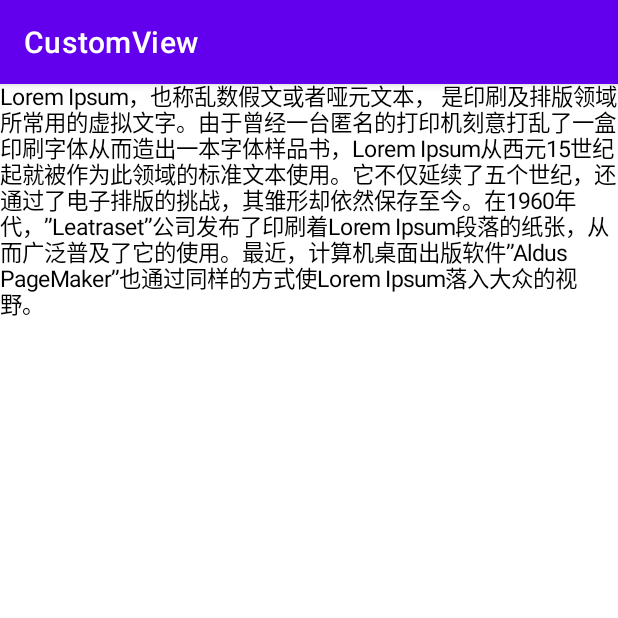
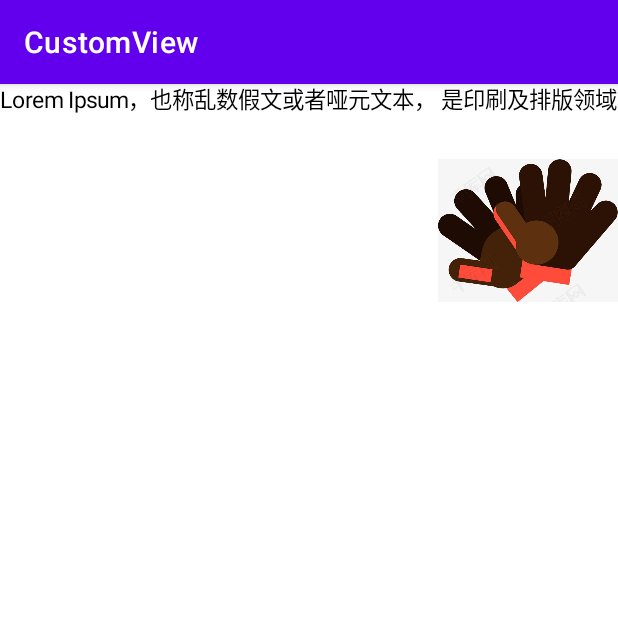
Before and after one commit to QuiteCoder/CustomView, an Android app: the MultilineTextActivity screen opened directly, with no data from a screen before it, on a phone screen of 412 x 824 dp, the top half of it. Run offline under Robolectric (Android 15) with nearby library versions, the phone set to English and light mode, and no system bars.

Commit message:
自定义图文控件  使用frontmertics测量文字

```diff
--- a/app/src/main/java/com/hpf/customview/widget/MultilineTextView.kt
+++ b/app/src/main/java/com/hpf/customview/widget/MultilineTextView.kt
@@ -1,13 +1,14 @@
 package com.hpf.customview.widget
 
 import android.content.Context
+import android.graphics.Bitmap
+import android.graphics.BitmapFactory
 import android.graphics.Canvas
 import android.graphics.Paint
-import android.text.Layout
-import android.text.StaticLayout
 import android.text.TextPaint
 import android.util.AttributeSet
 import android.view.View
+import com.hpf.customview.R
 import com.hpf.customview.dp
 
 class MultilineTextView(context: Context?, attrs: AttributeSet?) : View(context, attrs) {
@@ -17,15 +18,38 @@ class MultilineTextView(context: Context?, attrs: AttributeSet?) : View(context,
                 "Lorem Ipsum从西元15世纪起就被作为此领域的标准文本使用。它不仅延续了五个世纪，" +
                 "还通过了电子排版的挑战，其雏形却依然保存至今。在1960年代，”Leatraset”公司发布了印刷着Lorem " +
                 "Ipsum段落的纸张，从而广泛普及了它的使用。最近，计算机桌面出版软件”Aldus PageMaker”也通过同样的方式使Lorem Ipsum落入大众的视野。"
+    var mTextPaint = TextPaint().apply {
+        isAntiAlias = true
+        textSize = 15.dp
+    }
     var mPaint = TextPaint().apply {
         isAntiAlias = true
         textSize = 15.dp
     }
 
+    var mImagePaint = Paint(Paint.ANTI_ALIAS_FLAG)
+    var mBitmap = getAvatar(120.dp.toInt())
+    val fontMetrics  =  Paint.FontMetrics()
+
     override fun onDraw(canvas: Canvas) {
         super.onDraw(canvas)
-        val staticLayout =
-            StaticLayout(textSample, mPaint, width, Layout.Alignment.ALIGN_NORMAL, 1f, 0f, false)
-        staticLayout.draw(canvas)
+        //val staticLayout =
+        //   StaticLayout(textSample, mTextPaint, width, Layout.Alignment.ALIGN_NORMAL, 1f, 0f, false)
+        //staticLayout.draw(canvas)
+        canvas.drawBitmap(mBitmap,width-120.dp,50.dp ,mImagePaint)
+        //FontMetrics类有四个属性，分别是top, ascent, descent, bottom，是与base的相差的距离
+        //详情可看FrontMetrics.png
+        mTextPaint.getFontMetrics(fontMetrics)
+        canvas.drawText(textSample,0f,-fontMetrics.top,mPaint)
+    }
+
+    fun getAvatar(width : Int) : Bitmap{
+        val options = BitmapFactory.Options()
+        options.inJustDecodeBounds = true
+        BitmapFactory.decodeResource(resources, R.mipmap.image, options)
+        options.inJustDecodeBounds = false
+        options.inDensity = options.outWidth
+        options.inTargetDensity = width
+        return BitmapFactory.decodeResource(resources, R.mipmap.image, options)
     }
 }
```
Also changed, not shown: app/src/main/res/mipmap-xxhdpi/front_metrics.png (added), app/src/main/res/mipmap-xxhdpi/image.jpeg (renamed from app/src/main/res/mipmap-xxhdpi/iamge.jpeg).
